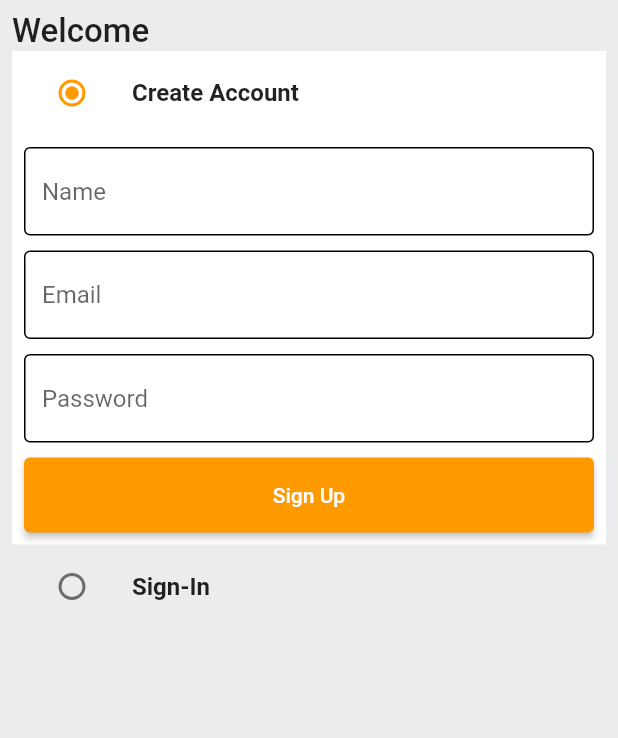
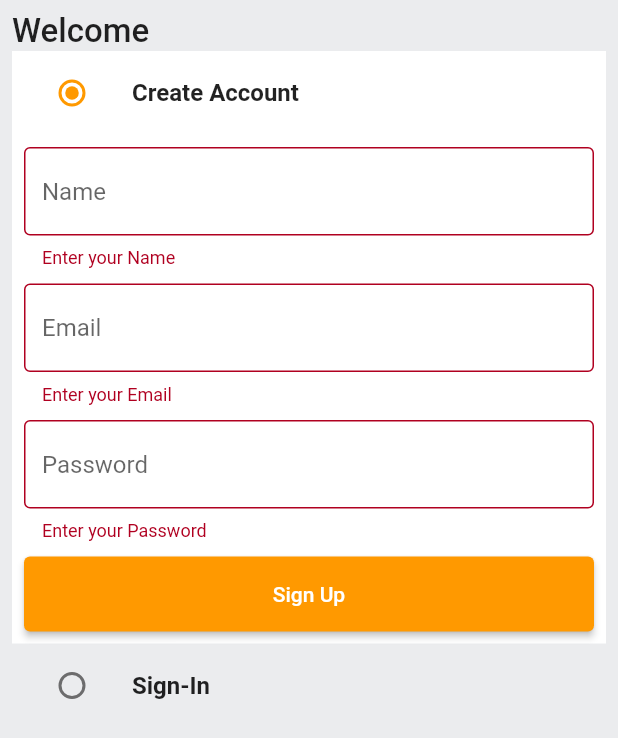
Before and after one commit to Sahani44/Emart, a Flutter app: the screen it shows after launch, after a tap on "Sign Up", on a phone screen of 412 x 824 dp. Shown: the top 738 px of the screen. Run offline on Flutter 3.47's test engine with Material 2 defaults, Android fonts, the phone set to English and light mode, and no system bars; our stand-ins replace badges, shared_preferences.

Commit message:
Various Additions

```diff
--- a/lib/common/widgets/custom_textfield.dart
+++ b/lib/common/widgets/custom_textfield.dart
@@ -22,8 +22,11 @@ class CustomTextField extends StatelessWidget {
           ),
         ),
       ),
-      validator: (value) {
-
+      validator: (val) {
+        if(val == null || val.isEmpty){
+          return 'Enter your $hintText';
+        }
+        return null;
       },
     );
   }
--- a/lib/constants/global_variables.dart
+++ b/lib/constants/global_variables.dart
@@ -1,5 +1,6 @@
 import 'package:flutter/material.dart';
 
+String uri = 'https://093a-2409-40e3-102e-9896-eced-477-355d-9b6e.in.ngrok.io';
 class GlobalVariables {
   // COLORS
   static const appBarGradient = LinearGradient(
--- a/lib/features/auth/screens/auth_screen.dart
+++ b/lib/features/auth/screens/auth_screen.dart
@@ -1,6 +1,7 @@
 import 'package:emart/common/widgets/custom_button.dart';
 import 'package:emart/common/widgets/custom_textfield.dart';
 import 'package:emart/constants/global_variables.dart';
+import 'package:emart/features/auth/services/auth_service.dart';
 import 'package:flutter/material.dart';
 
 enum Auth {
@@ -20,7 +21,7 @@ class _AuthScreenState extends State<AuthScreen> {
   Auth _auth = Auth.signup;
   final _signUpFormKey = GlobalKey<FormState>();
   final _signInFormKey = GlobalKey<FormState>();
-
+  AuthService authService = AuthService();
   final TextEditingController _emailController = TextEditingController();
   final TextEditingController _passwordController = TextEditingController();
   final TextEditingController _nameController = TextEditingController();
@@ -31,6 +32,22 @@ class _AuthScreenState extends State<AuthScreen> {
     _passwordController.dispose();
     _nameController.dispose();
     super.dispose();
+  }
+
+  void signUpUser() {
+    authService.signUpUser(
+        context: context,
+        email: _emailController.text,
+        password: _passwordController.text,
+        name: _nameController.text);
+  }
+
+  void signInUser() {
+    authService.signInUser(
+      context: context,
+      email: _emailController.text,
+      password: _passwordController.text,
+    );
   }
 
   @override
@@ -101,7 +118,11 @@ class _AuthScreenState extends State<AuthScreen> {
                         ),
                         CustomButton(
                           text: 'Sign Up',
-                          onTap: () {},
+                          onTap: () {
+                            if (_signUpFormKey.currentState!.validate()) {
+                              signUpUser();
+                            }
+                          },
                         )
                       ],
                     ),
@@ -126,8 +147,7 @@ class _AuthScreenState extends State<AuthScreen> {
                         _auth = value!;
                       });
                     },
-                )
-              ),
+                  )),
               if (_auth == Auth.signin)
                 Container(
                   padding: const EdgeInsets.all(8.0),
@@ -151,8 +171,12 @@ class _AuthScreenState extends State<AuthScreen> {
                           height: 10,
                         ),
                         CustomButton(
-                          text: 'Sign Up',
-                          onTap: () {},
+                          text: 'Sign In',
+                          onTap: () {
+                            if (_signInFormKey.currentState!.validate()) {
+                              signInUser();
+                            }
+                          },
                         )
                       ],
                     ),
--- a/lib/main.dart
+++ b/lib/main.dart
@@ -1,16 +1,41 @@
+import 'package:emart/common/widgets/bottom_bar.dart';
 import 'package:emart/constants/global_variables.dart';
 import 'package:emart/features/auth/screens/auth_screen.dart';
+import 'package:emart/features/auth/services/auth_service.dart';
+import 'package:emart/providers/user_provider.dart';
 import 'package:emart/router.dart';
 import 'package:flutter/material.dart';
+import 'package:provider/provider.dart';
 
 void main() {
-  runApp(const MyApp());
+  runApp(
+    MultiProvider(
+      providers:
+      [
+        ChangeNotifierProvider(create: (context) => UserProvider(),),
+      ],
+      child : const MyApp()
+    )
+  );
 }
 
-class MyApp extends StatelessWidget {
+class MyApp extends StatefulWidget {
   const MyApp({super.key});
 
+  @override
+  State<MyApp> createState() => _MyAppState();
+}
+
+class _MyAppState extends State<MyApp> {
   // This widget is the root of your application.
+
+  final AuthService authService = AuthService();
+
+  @override
+  void initState() {
+    super.initState();
+    //authService.getUserData(context: context);
+  }
   @override
   Widget build(BuildContext context) {
     return MaterialApp(
@@ -28,7 +53,9 @@ class MyApp extends StatelessWidget {
         ),
       ),
       onGenerateRoute: (settings) => generateRoute(settings),
-      home: const AuthScreen(),
+      home: Provider.of<UserProvider>(context).user.token.isNotEmpty
+          ? const BottomBar()
+          : const AuthScreen(),
     );
   }
 }
--- /dev/null
+++ b/lib/models/user.dart
@@ -0,0 +1,42 @@
+import 'dart:convert';
+
+class User {
+  final String id;
+  final String name;
+  final String email;
+  final String password;
+  final String address;
+  final String type;
+  final String token;
+
+  User({ required this.email, required this.id, required this.name, required this.password, required this.address, required this.type, required this.token});
+
+  Map<String, dynamic> toMap(){
+    return {
+      'id': id,
+      'name': name,
+      'email': email,
+      'password': password,
+      'address': address,
+      'type': type,
+      'token': token,
+    };
+  }
+
+  factory User.fromMap(Map<String, dynamic> map){
+    return User(
+      id: map['_id'] ?? '',
+      name: map['name'] ?? '',
+      email: map['email'] ?? '',
+      password: map['password'] ?? '',
+      address: map['address'] ?? '',
+      type: map['type'] ?? '',
+      token: map['token'] ?? '',
+    );
+  }
+
+  String toJson() => json.encode(toMap());
+
+  factory User.fromJson(String source) => User.fromMap(json.decode(source));
+
+}
--- /dev/null
+++ b/lib/providers/user_provider.dart
@@ -0,0 +1,21 @@
+import 'package:emart/models/user.dart';
+import 'package:flutter/material.dart';
+
+class UserProvider extends ChangeNotifier {
+  User _user = User(
+    email: '',
+    id: '',
+    name: '',
+    password: '',
+    address: '',
+    type: '',
+    token: '',
+  );
+
+  User get user => _user;
+
+  void setUser(String user) {
+    _user = User.fromJson(user);
+    notifyListeners();
+  }
+}
--- a/lib/router.dart
+++ b/lib/router.dart
@@ -1,5 +1,8 @@
-import 'package:emart/features/auth/screens/auth_screen.dart';
+import 'package:emart/common/widgets/bottom_bar.dart';
+
+import 'features/auth/screens/auth_screen.dart';
 import 'package:flutter/material.dart';
+import 'features/home/screens/home_screen.dart';
 
 Route<dynamic> generateRoute(RouteSettings routeSettings) {
   switch (routeSettings.name) {
@@ -7,6 +10,16 @@ Route<dynamic> generateRoute(RouteSettings routeSettings) {
       return MaterialPageRoute(
         settings: routeSettings,
         builder: (_) => const AuthScreen(),
+      );
+    case HomeScreen.routeName:
+      return MaterialPageRoute(
+        settings: routeSettings,
+        builder: (_) => const HomeScreen(),
+      );
+    case BottomBar.routeName:
+      return MaterialPageRoute(
+        settings: routeSettings,
+        builder: (_) => const BottomBar(),
       );
     default:
       return MaterialPageRoute(
--- a/pubspec.yaml
+++ b/pubspec.yaml
@@ -36,6 +36,10 @@ dependencies:
   # The following adds the Cupertino Icons font to your application.
   # Use with the CupertinoIcons class for iOS style icons.
   cupertino_icons: ^1.0.2
+  http: ^0.13.5
+  provider: ^6.0.5
+  shared_preferences: ^2.1.0
+  badges: ^3.1.1
 
 dev_dependencies:
   flutter_test:
```
Also changed, not shown: lib/common/widgets/bottom_bar.dart (added, +95 -0 lines), lib/constants/error_handling.dart (added, +24 -0 lines), lib/constants/utils.dart (added, +10 -0 lines), lib/features/auth/services/auth_service.dart (added, +127 -0 lines), lib/features/home/screens/home_screen.dart (added, +26 -0 lines), pubspec.lock, 7 other files. Lines whose indentation alone changed are shown as unchanged.
